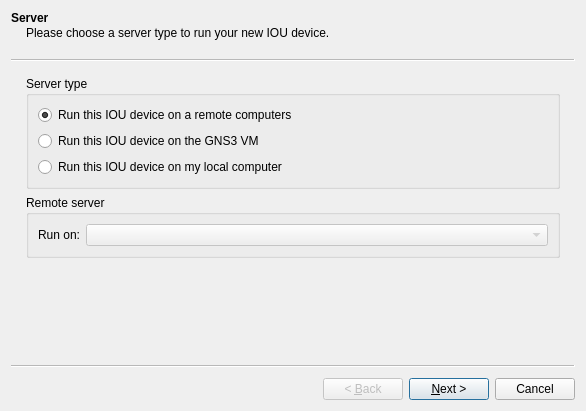
Above: gns3/modules/iou/ui/iou_device_wizard.ui from GNS3/gns3-gui before the change. Below: the same form after it.
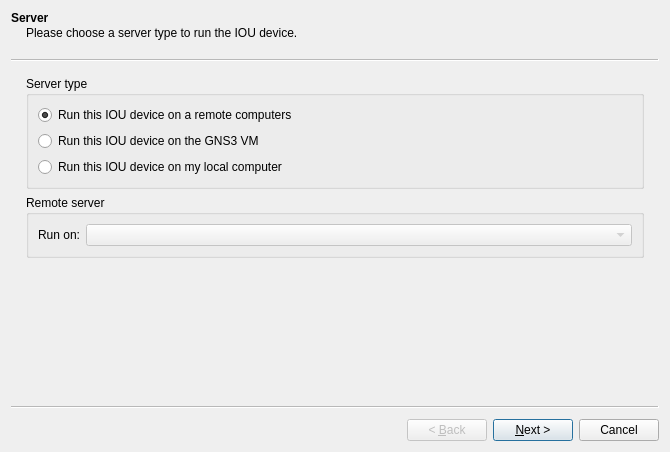
That is the form after the change.

Patch:
```diff
--- a/gns3/modules/iou/ui/iou_device_wizard.ui
+++ b/gns3/modules/iou/ui/iou_device_wizard.ui
@@ -6,8 +6,8 @@
    <rect>
     <x>0</x>
     <y>0</y>
-    <width>586</width>
-    <height>411</height>
+    <width>670</width>
+    <height>452</height>
    </rect>
   </property>
   <property name="windowTitle">
@@ -21,7 +21,7 @@
     <string>Server</string>
    </property>
    <property name="subTitle">
-    <string>Please choose a server type to run your new IOU device.</string>
+    <string>Please choose a server type to run the IOU device.</string>
    </property>
    <layout class="QGridLayout" name="gridLayout_2">
     <item row="0" column="0">
```
Left out of the diff: 2 changed lines with no effect on the pictures.
